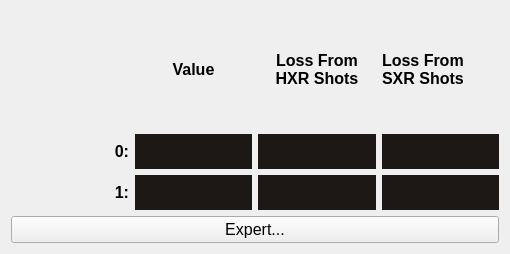
Old version of the form inline_threshold.ui in the repository ad-build-test/pydm-mps.
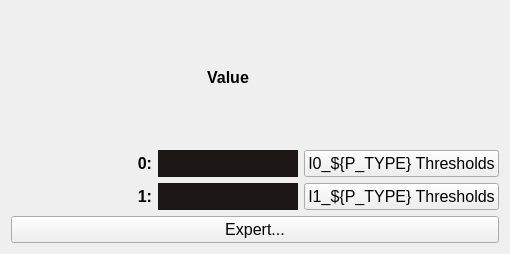
New version of the form. Custom widgets are drawn as their Qt base class.

The edit to the form file:
```diff
--- a/inline_threshold.ui
+++ b/inline_threshold.ui
@@ -82,32 +82,6 @@
        </property>
       </widget>
      </item>
-     <item row="1" column="2">
-      <widget class="PyDMLabel" name="PyDMLabel">
-       <property name="toolTip">
-        <string/>
-       </property>
-       <property name="styleSheet">
-        <string notr="true">QLabel {
-    qproperty-alignment: AlignCenter;
-    background-color: #1D1716;
-    padding: 5px 0px;
-    color:#0ECD3C;
-    max-height: 25px;
-    font-size: 14px;
-}</string>
-       </property>
-       <property name="precision" stdset="0">
-        <number>3</number>
-       </property>
-       <property name="precisionFromPV" stdset="0">
-        <bool>false</bool>
-       </property>
-       <property name="channel" stdset="0">
-        <string>ca://${P_CH}:I0_${P_TYPE}HXR</string>
-       </property>
-      </widget>
-     </item>
      <item row="2" column="0">
       <widget class="QLabel" name="i1_name">
        <property name="font">
@@ -168,47 +142,6 @@
        </property>
       </widget>
      </item>
-     <item row="2" column="3">
-      <widget class="PyDMLabel" name="PyDMLabel_4">
-       <property name="toolTip">
-        <string/>
-       </property>
-       <property name="styleSheet">
-        <string notr="true">QLabel {
-    qproperty-alignment: AlignCenter;
-    background-color: #1D1716;
-    padding: 5px 0px;
-    color:#0ECD3C;
-    max-height: 25px;
-    font-size: 14px;
-}</string>
-       </property>
-       <property name="precision" stdset="0">
-        <number>3</number>
-       </property>
-       <property name="precisionFromPV" stdset="0">
-        <bool>false</bool>
-       </property>
-       <property name="channel" stdset="0">
-        <string>ca://${P_CH}:I1_${P_TYPE}SXR</string>
-       </property>
-      </widget>
-     </item>
-     <item row="0" column="3">
-      <widget class="QLabel" name="label_2">
-       <property name="font">
-        <font>
-         <pointsize>12</pointsize>
-         <weight>75</weight>
-         <bold>true</bold>
-        </font>
-       </property>
-       <property name="text">
-        <string>Loss From
-SXR Shots</string>
-       </property>
-      </widget>
-     </item>
      <item row="1" column="0">
       <widget class="QLabel" name="i0_name">
        <property name="font">
@@ -226,38 +159,13 @@
        </property>
       </widget>
      </item>
-     <item row="0" column="2">
-      <widget class="QLabel" name="label">
-       <property name="font">
-        <font>
-         <pointsize>12</pointsize>
-         <weight>75</weight>
-         <bold>true</bold>
-        </font>
-       </property>
-       <property name="text">
-        <string>Loss From
-HXR Shots</string>
-       </property>
-       <property name="alignment">
-        <set>Qt::AlignCenter</set>
-       </property>
-      </widget>
-     </item>
-     <item row="1" column="3">
-      <widget class="PyDMLabel" name="PyDMLabel_3">
+     <item row="1" column="2">
+      <widget class="PyDMRelatedDisplayButton" name="PyDMRelatedDisplayButton">
        <property name="toolTip">
         <string/>
        </property>
-       <property name="styleSheet">
-        <string notr="true">QLabel {
-    qproperty-alignment: AlignCenter;
-    background-color: #1D1716;
-    padding: 5px 0px;
-    color:#0ECD3C;
-    max-height: 25px;
-    font-size: 14px;
-}</string>
+       <property name="text">
+        <string>I0_${P_TYPE} Thresholds</string>
        </property>
        <property name="precision" stdset="0">
         <number>3</number>
@@ -271,19 +179,12 @@
       </widget>
      </item>
      <item row="2" column="2">
-      <widget class="PyDMLabel" name="PyDMLabel_2">
+      <widget class="PyDMRelatedDisplayButton" name="PyDMRelatedDisplayButton_2">
        <property name="toolTip">
         <string/>
        </property>
-       <property name="styleSheet">
-        <string notr="true">QLabel {
-    qproperty-alignment: AlignCenter;
-    background-color: #1D1716;
-    padding: 5px 0px;
-    color:#0ECD3C;
-    max-height: 25px;
-    font-size: 14px;
-}</string>
+       <property name="text">
+        <string>I1_${P_TYPE} Thresholds</string>
        </property>
        <property name="precision" stdset="0">
         <number>3</number>
```
Left out of the diff: 31 changed lines with no effect on the pictures.
